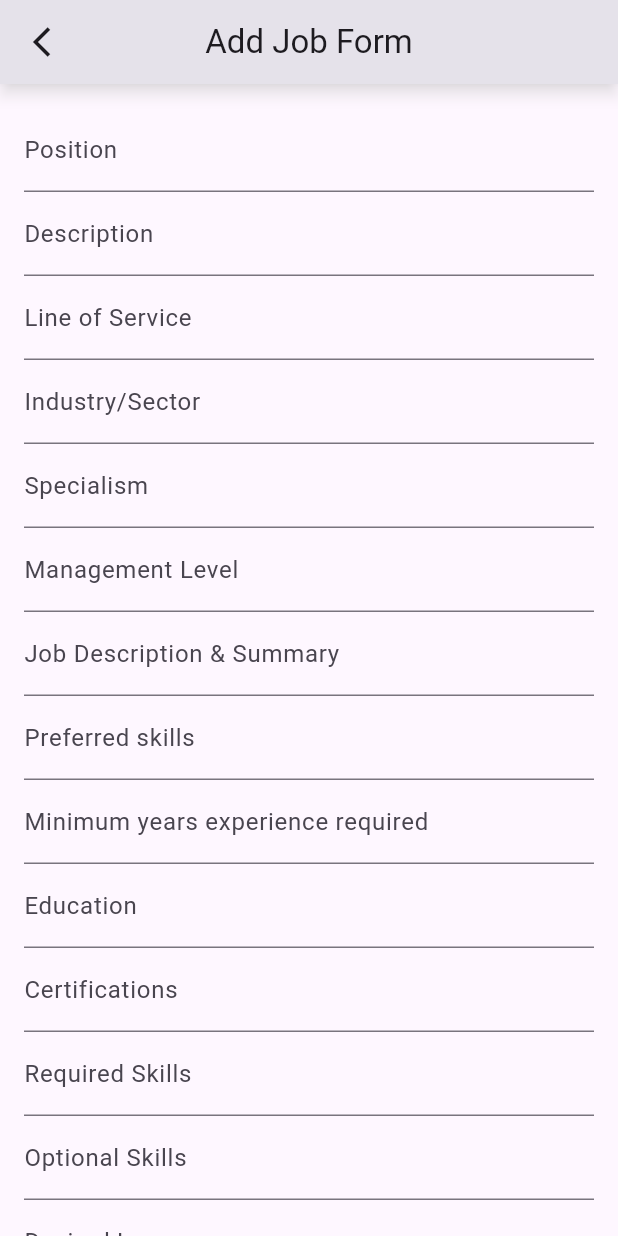
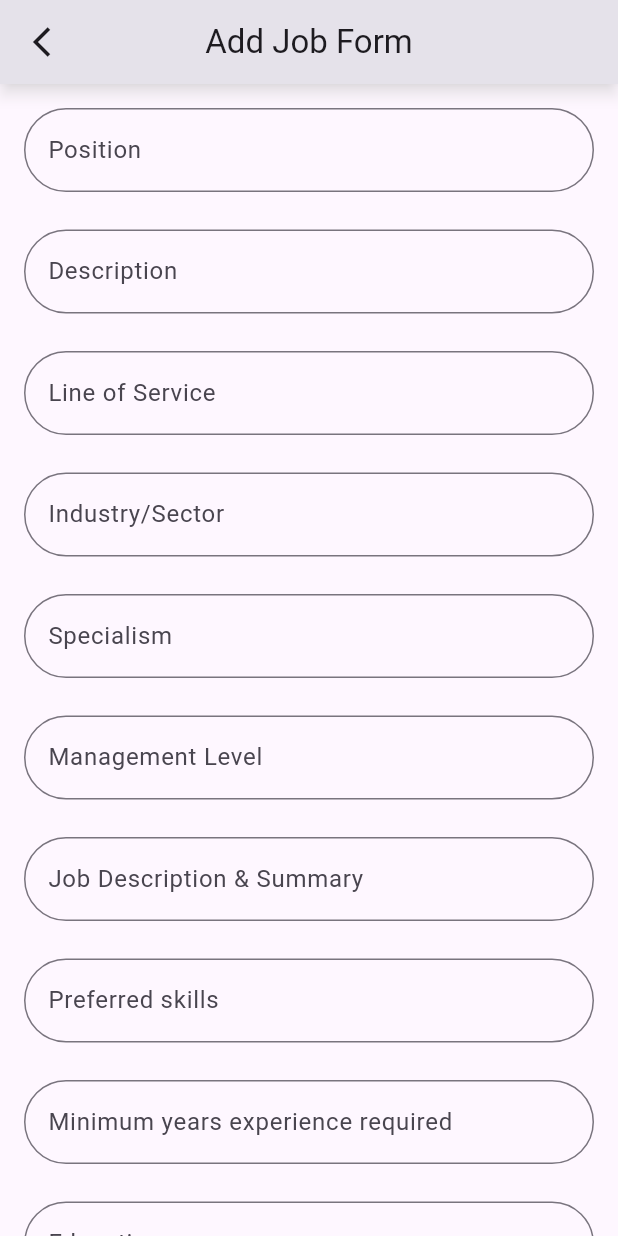
Before and after one commit to Youssef-Essam-Fathy/AccessAble, a Flutter app: the JobFormPage screen opened by its route, on a phone screen of 412 x 824 dp. Run offline on Flutter 3.47's test engine with Material 3 defaults, Android fonts, the phone set to English and light mode, and no system bars; our stand-ins replace cloud_firestore, firebase_auth, firebase_core, flutter_speed_dial, geolocator, google_maps_flutter; accounts and stored records are empty.

```diff
--- a/lib/pages/Job_form.dart
+++ b/lib/pages/Job_form.dart
@@ -78,25 +78,37 @@ class _JobFormPageState extends State<JobFormPage> {
           children: <Widget>[
 // Add TextFormField for each field
             _buildTextField(_positionController, 'Position'),
+            const SizedBox(height: 25),
             _buildTextField(_descriptionController, 'Description'),
+            const SizedBox(height: 25),
             _buildTextField(_lineOfServiceController, 'Line of Service'),
+            const SizedBox(height: 25),
             _buildTextField(_industrySectorController, 'Industry/Sector'),
+            const SizedBox(height: 25),
             _buildTextField(_specialismController, 'Specialism'),
+            const SizedBox(height: 25),
             _buildTextField(_managementLevelController, 'Management Level'),
-            _buildTextField(
-                _jobDescriptionSummaryController, 'Job Description & Summary'),
+            const SizedBox(height: 25),
+            _buildTextField(_jobDescriptionSummaryController, 'Job Description & Summary'),
+            const SizedBox(height: 25),
             _buildTextField(_preferredSkillsController, 'Preferred skills'),
-            _buildTextField(_minimumYearsExperienceRequiredController,
-                'Minimum years experience required'),
+            const SizedBox(height: 25),
+            _buildTextField(_minimumYearsExperienceRequiredController, 'Minimum years experience required'),
+            const SizedBox(height: 25),
             _buildTextField(_educationController, 'Education'),
+            const SizedBox(height: 25),
             _buildTextField(_certificationsController, 'Certifications'),
+            const SizedBox(height: 25),
             _buildTextField(_requiredSkillsController, 'Required Skills'),
+            const SizedBox(height: 25),
             _buildTextField(_optionalSkillsController, 'Optional Skills'),
+            const SizedBox(height: 25),
             _buildTextField(_desiredLanguagesController, 'Desired Languages'),
-            _buildTextField(
-                _travelRequirementsController, 'Travel Requirements'),
+            const SizedBox(height: 25),
+            _buildTextField(_travelRequirementsController, 'Travel Requirements'),
+            const SizedBox(height: 25),
             _buildTextField(_emailToConnectController, 'Email to connect'),
-            ElevatedButton(
+            const SizedBox(height: 25),            ElevatedButton(
               onPressed: () async {
                 if (_formKey.currentState!.validate()) {
                   // Check if job already exists in 'work' collection
@@ -150,10 +162,16 @@ class _JobFormPageState extends State<JobFormPage> {
   }
 
   Widget _buildTextField(TextEditingController controller, String label) {
-    return TextFormField(
+    return Flexible(
+      flex: 3,
+      child: TextFormField(
         controller: controller,
         decoration: InputDecoration(
           labelText: label,
+          border: const OutlineInputBorder(
+            borderRadius: BorderRadius.all(Radius.circular(30.0)),
+          ),
+          hintText: 'Enter $label',
         ),
         validator: (value) {
           if (value == null || value.isEmpty) {
@@ -168,6 +186,7 @@ class _JobFormPageState extends State<JobFormPage> {
           }
           return null;
         },
+      ),
     );
   }
 }
--- a/lib/pages/customer_sign_up_page.dart
+++ b/lib/pages/customer_sign_up_page.dart
@@ -419,6 +419,7 @@ class _CustomerSignUpPageState extends State<CustomerSignUpPage> {
                           'phone': phoneController.text,
                           'about': aboutController.text,
                           'gender': gender,
+                          // ignore: equal_keys_in_map
                           'disability': disability,
                         });
 
--- a/lib/pages/job_page.dart
+++ b/lib/pages/job_page.dart
@@ -38,7 +38,7 @@ class _JobPageState extends State<JobPage> {
       appBar: AppBar(
         title: const Text('Job Page'),
         leading: IconButton(
-          icon: const Icon(Icons.arrow_back_ios_sharp),
+          icon: const Icon(Icons.search),
           onPressed: () {
             Navigator.pop(context);
           },
```
Also changed, not shown: 1 other file. Lines whose indentation alone changed are shown as unchanged.
